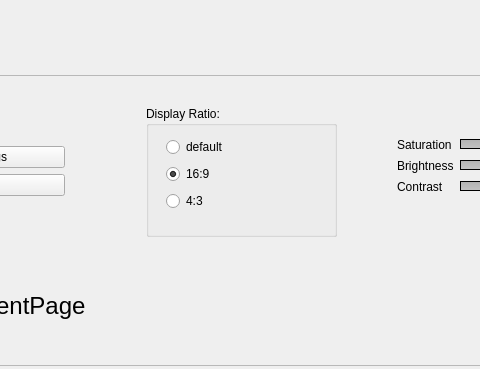
This is Binary_cam/mainwindow.ui in rafaelgp23/OpenCVproject as Qt 5 draws it before an edit; both pictures show x 155 to 635 and y 375 to 744 of the 1362 by 744 pixel window. The edited form follows.
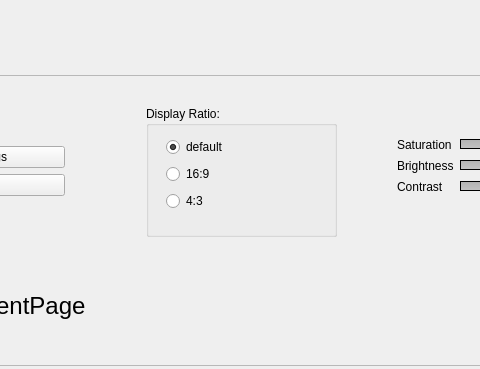
This is the edited form.

The edit to the form file:
```diff
--- a/Binary_cam/mainwindow.ui
+++ b/Binary_cam/mainwindow.ui
@@ -123,7 +123,7 @@
                <string>16:9</string>
               </property>
               <property name="checked">
-               <bool>true</bool>
+               <bool>false</bool>
               </property>
              </widget>
             </item>
@@ -133,7 +133,7 @@
                <string>default</string>
               </property>
               <property name="checked">
-               <bool>false</bool>
+               <bool>true</bool>
               </property>
              </widget>
             </item>
```
